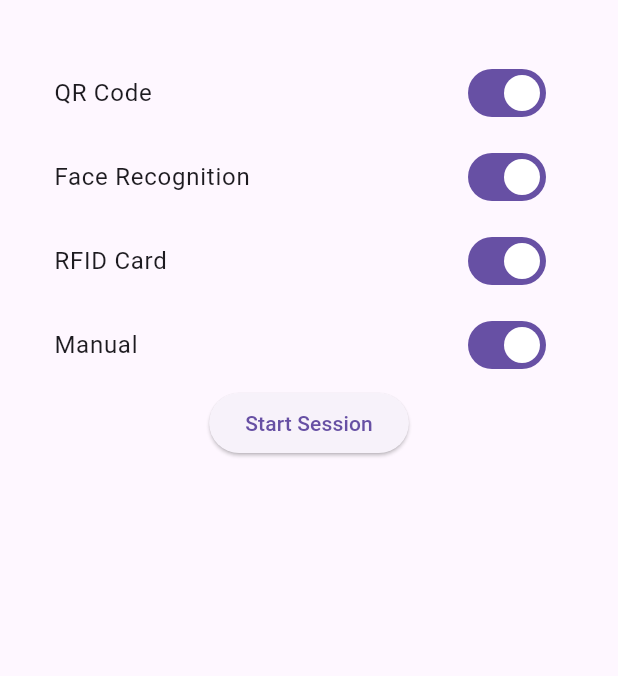
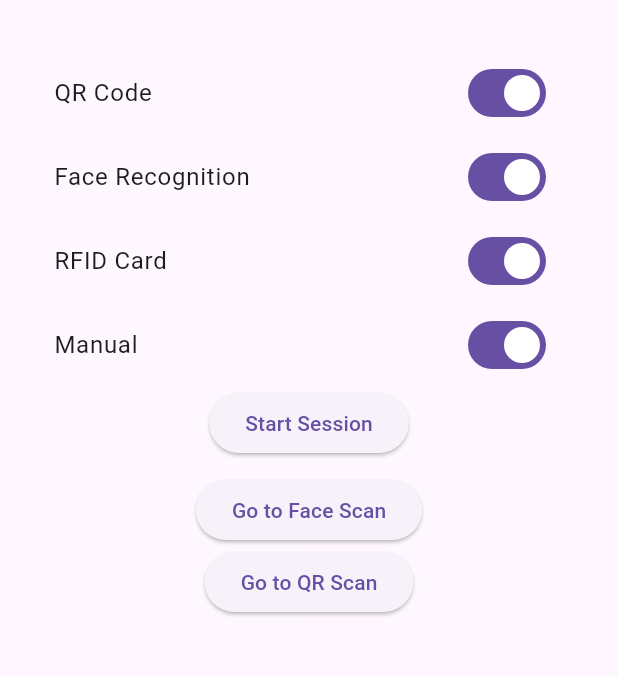
Before and after one commit to Bayo-Nike/dart-flutter-final-project, a Flutter app: the StartSessionScreen screen opened by its route, on a phone screen of 412 x 824 dp, the part 63-739 px from its top. Run offline on Flutter 3.47's test engine with Material 3 defaults, Android fonts, the phone set to English and light mode, and no system bars; our stand-ins replace cloud_firestore, cloud_functions, firebase_auth, firebase_core, go_router, qr_flutter; missing offline and left inert: mobile_scanner; accounts and stored records are empty.

Commit message:
dart-flutter-firebase final project commit

```diff
--- a/lib/app_router.dart
+++ b/lib/app_router.dart
@@ -1,3 +1,5 @@
+import 'package:attendance_app/modules/teacher/face_camera_screen.dart';
+import 'package:attendance_app/modules/teacher/manual_attendance_screen.dart';
 import 'package:flutter/material.dart';
 import 'modules/auth/login_screen.dart';
 import 'package:attendance_app/modules/student/qr_scan_screen.dart';
@@ -27,6 +29,14 @@ class AppRouter {
         builder: (context, state) => const StartSessionScreen(),
       ),
       GoRoute(
+        path: '/teacher/face',
+        builder: (context, state) => const FaceCameraScreen(),
+      ),
+      GoRoute(
+        path: '/student/home',
+        builder: (context, state) => const QRScanScreen(),
+      ),
+      GoRoute(
         path: '/student/scan',
         builder: (context, state) => const QRScanScreen(),
       ),
--- a/lib/modules/auth/auth_service.dart
+++ b/lib/modules/auth/auth_service.dart
@@ -5,7 +5,7 @@ class AuthService {
   final _auth = FirebaseAuth.instance;
   final _db = FirebaseFirestore.instance;
 
-  /// LOGIN
+  // LOGIN
   Future<AuthResult> login(String email, String password) async {
     try {
       final result = await _auth.signInWithEmailAndPassword(
--- a/lib/modules/auth/login_screen.dart
+++ b/lib/modules/auth/login_screen.dart
@@ -3,6 +3,7 @@ import 'package:attendance_app/modules/student/attendance_status_screen.dart';
 import 'package:attendance_app/modules/student/qr_scan_screen.dart';
 import 'package:attendance_app/modules/teacher/start_session_screen.dart';
 import 'package:flutter/material.dart';
+import 'package:go_router/go_router.dart';
 import 'auth_service.dart';
 
 class LoginScreen extends StatefulWidget {
@@ -99,7 +100,7 @@ class _LoginScreenState extends State<LoginScreen> {
     if (!mounted) return;
     switch (user.role) {
       case "teacher":
-        Navigator.pushReplacementNamed(context, "/teacher/start");
+        context.go("/teacher/start");
         // Navigator.pushReplacement(
         //   context,
         //   MaterialPageRoute(
@@ -111,7 +112,7 @@ class _LoginScreenState extends State<LoginScreen> {
 
         break;
       case "student":
-        Navigator.pushReplacementNamed(context, "/student/home");
+        context.go('/student/home');
         // Navigator.pushReplacement(
         //   context,
         //   MaterialPageRoute(
--- a/lib/modules/teacher/start_session_screen.dart
+++ b/lib/modules/teacher/start_session_screen.dart
@@ -1,5 +1,6 @@
 import 'package:attendance_app/modules/attendance/attendance_service.dart';
 import 'package:flutter/material.dart';
+import 'package:go_router/go_router.dart';
 
 class StartSessionScreen extends StatefulWidget {
   const StartSessionScreen({super.key});
@@ -35,7 +36,23 @@ class _StartSessionScreenState extends State<StartSessionScreen> {
                 print("SESSION CREATED: $sessionId");
               },
               child: Text("Start Session"),
-            )
+            ),
+            const SizedBox(height: 10),
+
+            ElevatedButton(
+              onPressed: () {
+                // Navigate from current page to /teacher/face
+                context.push('/teacher/face');
+              },
+              child: const Text("Go to Face Scan"),
+            ),
+            ElevatedButton(
+              onPressed: () {
+                // Navigate from current page to /teacher/QR
+                context.push('/teacher/qr');
+              },
+              child: const Text("Go to QR Scan"),
+            ),
           ],
         ),
       ),
```
